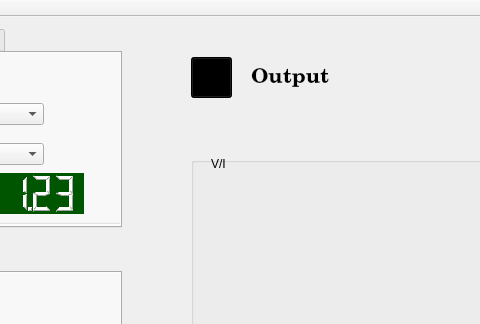
The window that Control VI/mainwindow.ui (rohitranjan017/Interfacing-and-Data-Acquisition-from-Scientific-Instruments) describes before a commit, drawn with Qt 5; both pictures show x 209 to 689 and y 0 to 324 of the 1316 by 848 pixel window.
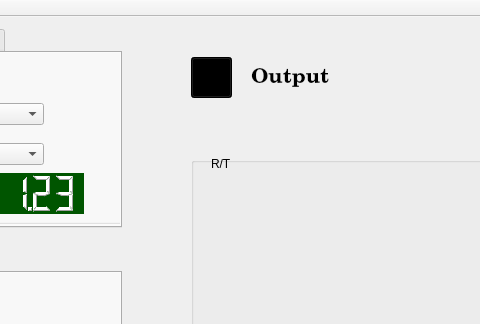
The same window after the commit. Icons and pictures are not drawn.

The edit to the form file:
```diff
--- a/Control VI/mainwindow.ui
+++ b/Control VI/mainwindow.ui
@@ -2440,7 +2440,7 @@
       </rect>
      </property>
      <property name="text">
-      <string>V/I</string>
+      <string>R/T</string>
      </property>
     </widget>
    </widget>
```
Left out of the diff: 2 changed lines with no effect on the pictures.
